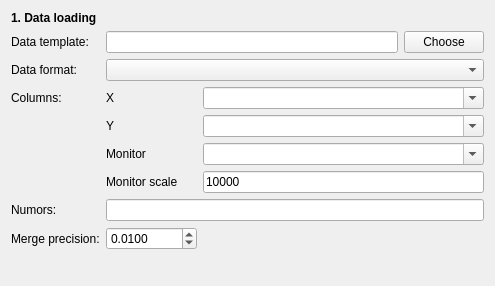
This is ufit/gui/dataloader.ui in McStasMcXtrace/ufit as Qt 5 draws it before an edit. The edited form follows.
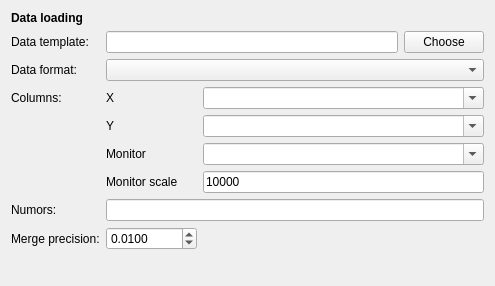
This is the edited form.

Commit message: gui: support multiple active datasets

Patch:
```diff
--- a/ufit/gui/dataloader.ui
+++ b/ufit/gui/dataloader.ui
@@ -184,7 +184,7 @@
         </font>
        </property>
        <property name="text">
-        <string>1. Data loading</string>
+        <string>Data loading</string>
        </property>
       </widget>
      </item>
```
The commit also changes 5 other files.
